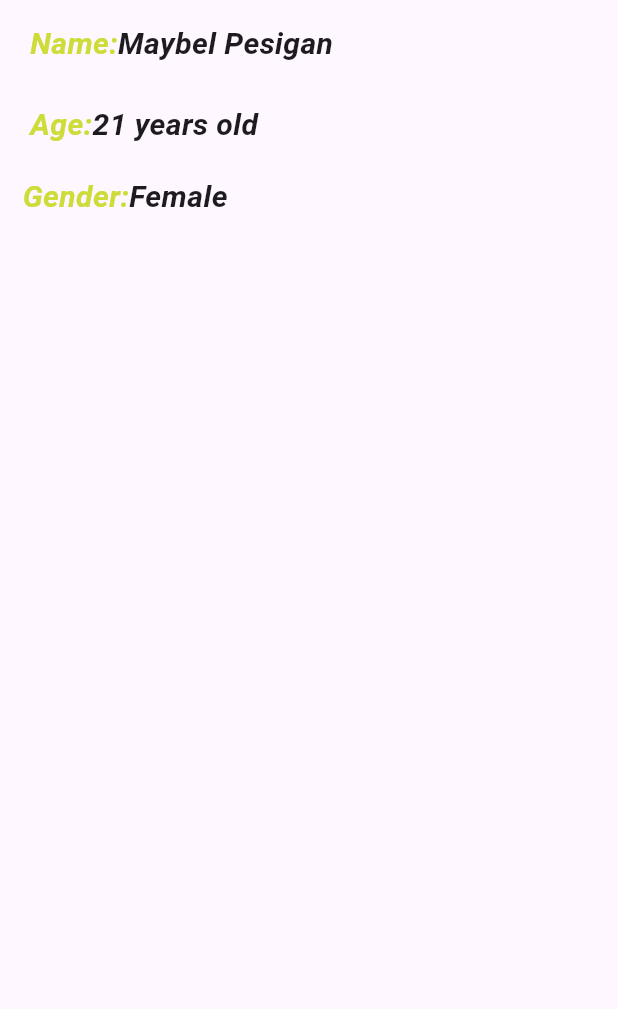
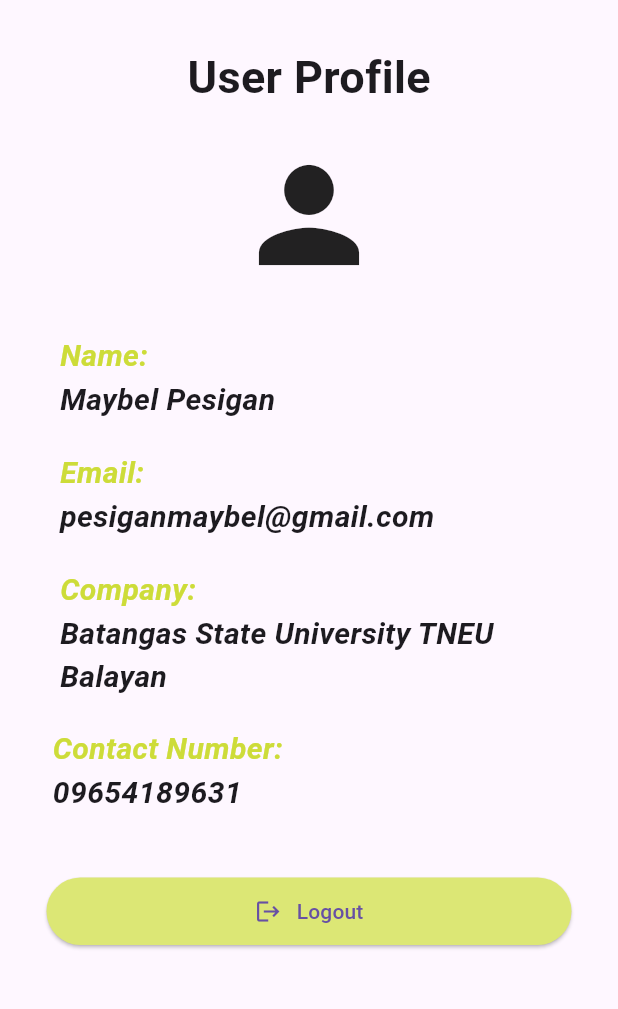
Before and after one commit to maybss24/sunset_journal, a Flutter app: the screen it shows after launch, on a phone screen of 412 x 824 dp, the part 84-1093 px from its top. Run offline on Flutter 3.47's test engine with Material 3 defaults, Android fonts, the light colour scheme and no system bars.

Commit message:
User Profile

```diff
--- a/lib/main.dart
+++ b/lib/main.dart
@@ -2,86 +2,180 @@ import 'package:flutter/material.dart';
 
 void main() {
   runApp(MaterialApp(
-    home: Scaffold(
+    home: Profile(),
+  ));
+}
+
+class Profile extends StatelessWidget {
+  const Profile({super.key});
+
+  @override
+  Widget build(BuildContext context) {
+    return Scaffold(
       appBar: AppBar(
         title: Text('Sunset'),
         backgroundColor: Colors.lime[300],
       ),
       body: Column(
+        crossAxisAlignment: CrossAxisAlignment.start,
         children: [
+          Center(
+            child: Padding(
+              padding: EdgeInsets.only(top: 30),
+              child: Text(
+                'User Profile',
+                style: TextStyle(
+                  fontSize: 30,
+                  fontWeight: FontWeight.bold,
+                ),
+              ),
+            ),
+          ),
+
+          SizedBox(height: 20),
+
+          Center(
+            child: Icon(
+              Icons.person,
+              size: 100,
+            ),
+          ),
+
+          SizedBox(height: 20),
+
           Container(
-            margin: EdgeInsets.all(10),
-            padding: EdgeInsets.symmetric(vertical: 5, horizontal: 10 ),
-          child: Row(
-              children: [
-                Text('Name:',
+            margin: EdgeInsets.symmetric(vertical: 5, horizontal: 10),
+            padding: EdgeInsets.symmetric(vertical: 5, horizontal: 30),
+            child: Column(
+              crossAxisAlignment: CrossAxisAlignment.start,
+              children: const [
+                Text(
+                  'Name:',
                   style: TextStyle(
                     fontSize: 20,
                     color: Colors.lime,
                     fontWeight: FontWeight.bold,
                     fontStyle: FontStyle.italic,
-                    )
                   ),
-                Text('Maybel Pesigan',
+                ),
+                Text(
+                  'Maybel Pesigan',
                   style: TextStyle(
                     fontSize: 20,
                     fontWeight: FontWeight.bold,
                     fontStyle: FontStyle.italic,
-                    )
                   ),
-              ]
+                ),
+              ],
             ),
           ),
 
           Container(
             margin: EdgeInsets.symmetric(vertical: 5, horizontal: 10),
-            padding: EdgeInsets.symmetric(vertical: 5, horizontal: 10 ),
-            child: Row(
-                children: [
-                  Text('Age:',
+            padding: EdgeInsets.symmetric(vertical: 5, horizontal: 30),
+            child: Column(
+              crossAxisAlignment: CrossAxisAlignment.start,
+              children: const [
+                Text(
+                  'Email:',
                   style: TextStyle(
                     fontSize: 20,
                     color: Colors.lime,
                     fontWeight: FontWeight.bold,
                     fontStyle: FontStyle.italic,
-                      )
                   ),
-                  Text('21 years old',
+                ),
+                Text(
+                  'pesiganmaybel@gmail.com',
                   style: TextStyle(
                     fontSize: 20,
                     fontWeight: FontWeight.bold,
                     fontStyle: FontStyle.italic,
-                      )
                   ),
-                ]
+                ),
+              ],
             ),
           ),
 
           Container(
-            margin: EdgeInsets.fromLTRB(5, 4, 3, 2,),
-            padding: EdgeInsets.symmetric(vertical: 5, horizontal: 10 ),
-            child: Row(
-                children: [
-                  Text('Gender:',
+            margin: EdgeInsets.symmetric(vertical: 5, horizontal: 10),
+            padding: EdgeInsets.symmetric(vertical: 5, horizontal: 30),
+            child: Column(
+              crossAxisAlignment: CrossAxisAlignment.start,
+              children: const [
+                Text(
+                  'Company:',
                   style: TextStyle(
                     fontSize: 20,
                     color: Colors.lime,
                     fontWeight: FontWeight.bold,
                     fontStyle: FontStyle.italic,
-                      )
                   ),
-                  Text('Female',
+                ),
+                Text(
+                  'Batangas State University TNEU Balayan',
                   style: TextStyle(
                     fontSize: 20,
                     fontWeight: FontWeight.bold,
                     fontStyle: FontStyle.italic,
-                      )
-                  ),
-                ]
                   ),
                 ),
               ],
             ),
           ),
-  ));
+
+          Container(
+            margin: EdgeInsets.fromLTRB(5, 4, 3, 2),
+            padding: EdgeInsets.symmetric(vertical: 5, horizontal: 30),
+            child: Column(
+              crossAxisAlignment: CrossAxisAlignment.start,
+              children: const [
+                Text(
+                  'Contact Number:',
+                  style: TextStyle(
+                    fontSize: 20,
+                    color: Colors.lime,
+                    fontWeight: FontWeight.bold,
+                    fontStyle: FontStyle.italic,
+                  ),
+                ),
+                Text(
+                  '09654189631',
+                  style: TextStyle(
+                    fontSize: 20,
+                    fontWeight: FontWeight.bold,
+                    fontStyle: FontStyle.italic,
+                  ),
+                ),
+              ],
+            ),
+          ),
+
+          Center(
+            child: Padding(
+              padding: EdgeInsets.only(top: 35),
+              child: Container(
+                width: 350,
+                height: 45,
+                child: ElevatedButton(
+                  onPressed: () {},
+                  style: ElevatedButton.styleFrom(
+                    backgroundColor: Colors.lime[300],
+                  ),
+                  child: Row(
+                    mainAxisAlignment: MainAxisAlignment.center,
+                    children: [
+                      Icon(Icons.logout),
+                      SizedBox(width: 10),
+                      Text('Logout'),
+                    ],
+                  ),
+                ),
+              ),
+            ),
+          ),
+        ],
+      ),
+    );
   }
+}
```
Lines whose indentation alone changed are shown as unchanged.
